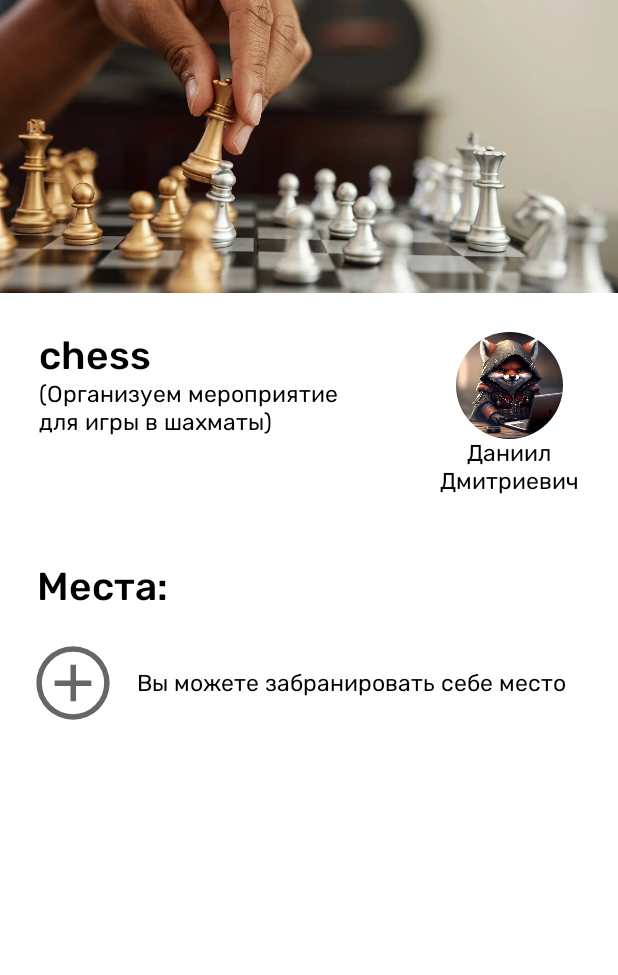
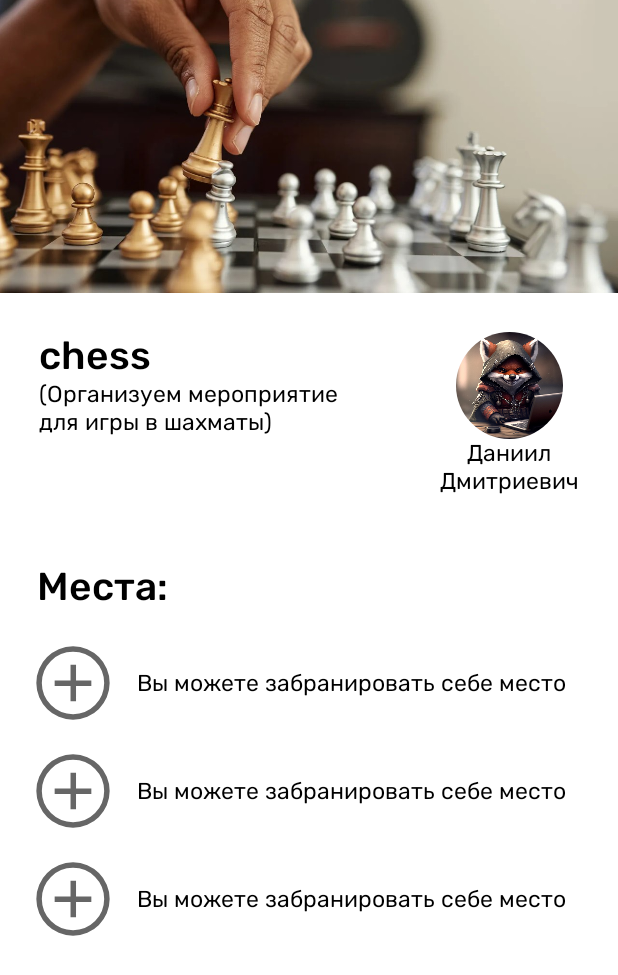
Before and after one commit to MindScapeAnalytics/android_app, an Android app: the layout fragment_event.xml on its own in the app's theme, with its tools: preview values and no code run, on a phone screen of 412 x 824 dp. Shown: the top 975 px of the screen. Run offline under Robolectric (Android 15) with nearby library versions, the phone set to English and light mode, and no system bars.

Commit message:
adapter eventParticipans

```diff
--- a/app/src/main/res/layout/fragment_event.xml
+++ b/app/src/main/res/layout/fragment_event.xml
@@ -12,7 +12,7 @@
         android:layout_width="match_parent"
         android:layout_height="@dimen/_150sdp"
         app:layout_constraintTop_toTopOf="parent"
-        app:layout_constraintBottom_toTopOf="@id/fragment_event__scroll"
+        app:layout_constraintBottom_toTopOf="@id/fragment_event__main"
         app:layout_constraintStart_toStartOf="parent"
         app:layout_constraintEnd_toEndOf="parent">
         <ImageView
@@ -24,18 +24,14 @@
             app:layout_constraintVertical_bias="0"
             app:layout_constraintVertical_chainStyle="packed"/>
     </androidx.coordinatorlayout.widget.CoordinatorLayout>
-    <ScrollView
-        android:id="@+id/fragment_event__scroll"
+    <LinearLayout
+        android:id="@+id/fragment_event__main"
         android:layout_width="match_parent"
         android:layout_height="0dp"
         app:layout_constraintBottom_toBottomOf="parent"
         app:layout_constraintEnd_toEndOf="parent"
         app:layout_constraintStart_toStartOf="parent"
-        app:layout_constraintTop_toBottomOf="@id/fragment_event__coordinatorLayout">
-        <LinearLayout
-            android:id="@+id/fragment_event__main"
-            android:layout_width="match_parent"
-            android:layout_height="wrap_content"
+        app:layout_constraintTop_toBottomOf="@id/fragment_event__coordinatorLayout"
         android:orientation="vertical">
         <androidx.constraintlayout.widget.ConstraintLayout
             android:id="@+id/fragment_event__header_info"
@@ -126,40 +122,21 @@
                 app:layout_constraintTop_toTopOf="parent"
                 app:layout_constraintStart_toStartOf="parent"
                 app:layout_constraintEnd_toEndOf="parent"
-                    app:layout_constraintBottom_toTopOf="@id/fragment_event__add_participant_button"
+                app:layout_constraintBottom_toTopOf="@id/fragment_event__places_recycler"
                 app:layout_constraintHorizontal_bias="0"
                 app:layout_constraintVertical_bias="0"
                 app:layout_constraintVertical_chainStyle="packed"/>
 
-                <de.hdodenhof.circleimageview.CircleImageView
-                    android:id="@+id/fragment_event__add_participant_button"
-                    android:layout_width="@dimen/_45sdp"
-                    android:layout_height="@dimen/_45sdp"
-                    android:layout_marginTop="@dimen/_10sdp"
+            <androidx.recyclerview.widget.RecyclerView
+                android:layout_width="match_parent"
+                android:layout_height="wrap_content"
+                android:id="@+id/fragment_event__places_recycler"
                 app:layout_constraintTop_toBottomOf="@id/fragment_event__places_text"
+                app:layout_constraintStart_toStartOf="parent"
+                app:layout_constraintEnd_toEndOf="parent"
                 app:layout_constraintBottom_toBottomOf="parent"
-                    app:layout_constraintStart_toStartOf="parent"
-                    app:layout_constraintEnd_toStartOf="@id/fragment_event__add_participants_text"
-                    app:layout_constraintHorizontal_bias="0"
-                    android:src="@drawable/ic_add_circle"
-                    app:layout_constraintHorizontal_chainStyle="packed"/>
+                tools:listitem="@layout/item_event_add_participants"/>
 
-                <TextView
-                    android:id="@+id/fragment_event__add_participants_text"
-                    android:layout_width="0dp"
-                    android:layout_height="wrap_content"
-                    android:text="Вы можете забранировать себе место"
-                    android:fontFamily="@font/rubik_regular"
-                    android:textColor="@color/colorTextDark"
-                    android:paddingHorizontal="@dimen/_10sdp"
-                    android:textSize="@dimen/_12ssp"
-                    app:layout_constraintTop_toTopOf="@id/fragment_event__add_participant_button"
-                    app:layout_constraintBottom_toBottomOf="@id/fragment_event__add_participant_button"
-                    app:layout_constraintStart_toEndOf="@id/fragment_event__add_participant_button"
-                    app:layout_constraintEnd_toEndOf="parent"
-                    />
         </androidx.constraintlayout.widget.ConstraintLayout>
     </LinearLayout>
-    </ScrollView>
-
 </androidx.constraintlayout.widget.ConstraintLayout>
--- /dev/null
+++ b/app/src/main/res/layout/item_event_add_participants.xml
@@ -0,0 +1,34 @@
+<?xml version="1.0" encoding="utf-8"?>
+<androidx.constraintlayout.widget.ConstraintLayout xmlns:android="http://schemas.android.com/apk/res/android"
+    android:layout_width="match_parent"
+    android:layout_height="wrap_content"
+    xmlns:app="http://schemas.android.com/apk/res-auto">
+    <de.hdodenhof.circleimageview.CircleImageView
+        android:id="@+id/item_event_add_participants__button"
+        android:layout_width="@dimen/_45sdp"
+        android:layout_height="@dimen/_45sdp"
+        android:layout_marginTop="@dimen/_10sdp"
+        app:layout_constraintTop_toTopOf="parent"
+        app:layout_constraintBottom_toBottomOf="parent"
+        app:layout_constraintStart_toStartOf="parent"
+        app:layout_constraintEnd_toStartOf="@id/item_event_add_participants__text"
+        app:layout_constraintHorizontal_bias="0"
+        android:src="@drawable/ic_add_circle"
+        app:layout_constraintHorizontal_chainStyle="packed"/>
+
+    <TextView
+        android:id="@+id/item_event_add_participants__text"
+        android:layout_width="0dp"
+        android:layout_height="wrap_content"
+        android:text="Вы можете забранировать себе место"
+        android:fontFamily="@font/rubik_regular"
+        android:textColor="@color/colorTextDark"
+        android:paddingHorizontal="@dimen/_10sdp"
+        android:textSize="@dimen/_12ssp"
+        app:layout_constraintTop_toTopOf="@id/item_event_add_participants__button"
+        app:layout_constraintBottom_toBottomOf="@id/item_event_add_participants__button"
+        app:layout_constraintStart_toEndOf="@id/item_event_add_participants__button"
+        app:layout_constraintEnd_toEndOf="parent"
+        />
+
+</androidx.constraintlayout.widget.ConstraintLayout>
```
Also changed, not shown: app/src/main/java/com/example/msanalytics/ui/main/adapters/EventAdapter.kt (added, +90 -0 lines), app/src/main/java/com/example/msanalytics/ui/main/adapters/SwipeableAdapter.kt (+7 -1 lines), app/src/main/java/com/example/msanalytics/ui/main/event/EventFragment.kt (+17 -1 lines), app/src/main/java/com/example/msanalytics/ui/main/models/EventParticipantsFeedModel.kt (added, +10 -0 lines), app/src/main/java/com/example/msanalytics/ui/main/swipeable_feed/SwipeableFeedFragment.kt (+4 -9 lines), app/src/main/res/drawable/ic_menu_home.xml (added, +9 -0 lines), app/src/main/res/layout/activity_main.xml (+14 -2 lines), app/src/main/res/layout/event_participants_item.xml (deleted, +0 -17 lines), app/src/main/res/layout/item_event_participants.xml (added, +33 -0 lines), app/src/main/res/menu/bottom_menu.xml (added, +8 -0 lines), app/src/main/res/navigation/entry_navigation.xml (+0 -8 lines), app/src/main/res/navigation/main_navigation.xml (+10 -1 lines). Lines whose indentation alone changed are shown as unchanged.
